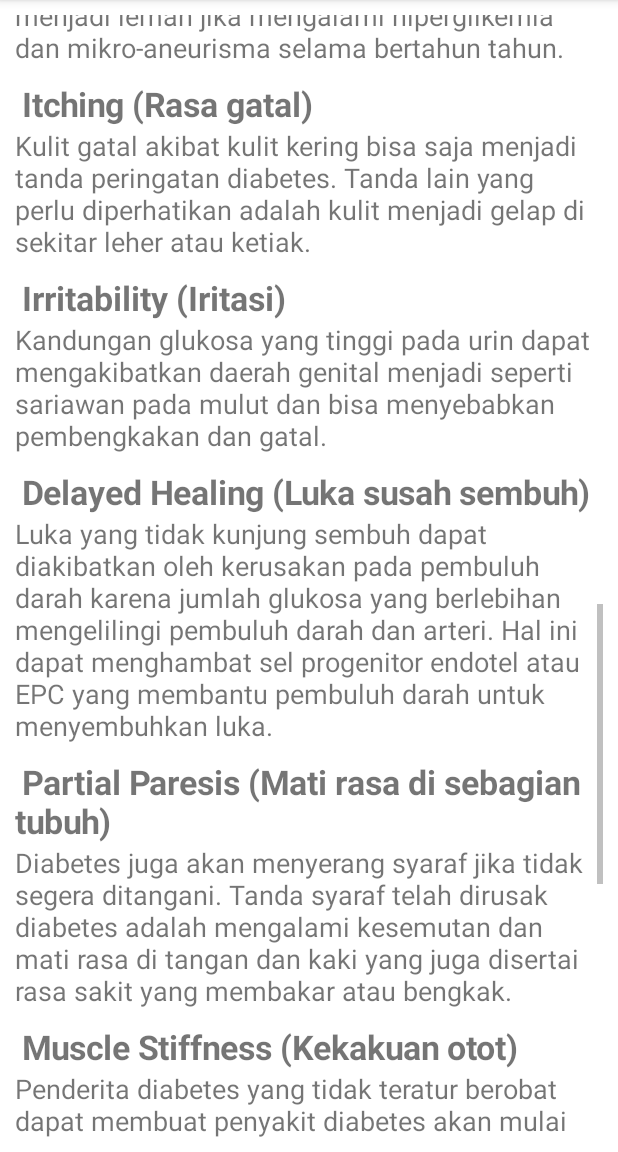
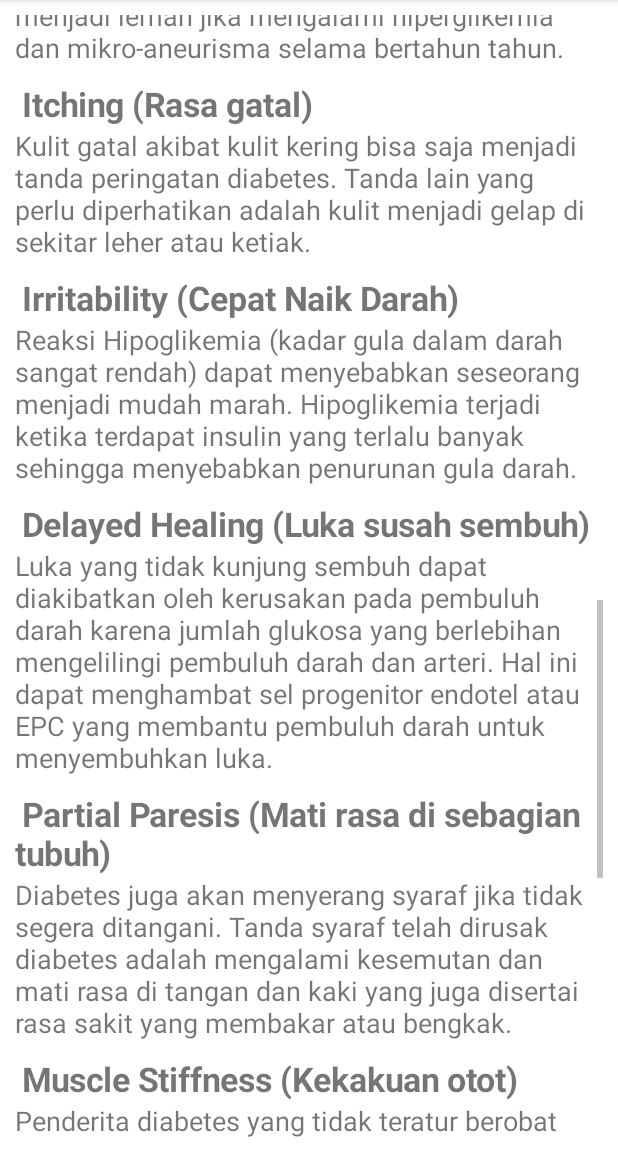
Before and after one commit to dhatuker/sispak-diabetes, an Android app: the MainExplanation screen opened directly, with no data from a screen before it, scrolled down 1612 dp, on a phone screen of 412 x 824 dp, the part 84-1236 px from its top. Run offline under Robolectric (Android 15) with nearby library versions, the phone set to English and light mode, and no system bars.

Commit message:
edit strings.xml

```diff
--- a/app/src/main/res/values/strings.xml
+++ b/app/src/main/res/values/strings.xml
@@ -66,11 +66,11 @@
         </string>
 
         <string name="judul_irritability">
-        <big><b>Irritability (Iritasi)</b></big>
+        <big><b>Irritability (Cepat Naik Darah)</b></big>
         </string>
 
         <string name="isi_irritability">
-        Kandungan glukosa yang tinggi pada urin dapat mengakibatkan daerah genital menjadi seperti sariawan pada mulut dan bisa menyebabkan pembengkakan dan gatal.
+        Reaksi Hipoglikemia (kadar gula dalam darah sangat rendah) dapat menyebabkan seseorang menjadi mudah marah. Hipoglikemia terjadi ketika terdapat insulin yang terlalu banyak sehingga menyebabkan penurunan gula darah.
         </string>
 
         <string name="judul_dh">
@@ -116,7 +116,7 @@
 
 
     <string name="penjelasan_diabetes">
-        (Aplikasi ini digunakan untuk mendeteksi dini adanya potensi terkena penyakit Diabetes atau tidak dilihat dari gejala gejala yang dialami)
+        Aplikasi ini digunakan untuk mendeteksi dini adanya potensi terkena penyakit Diabetes atau tidak dilihat dari gejala gejala yang dialami.
     </string>
 
     <string name="ya">Ya</string>
```
